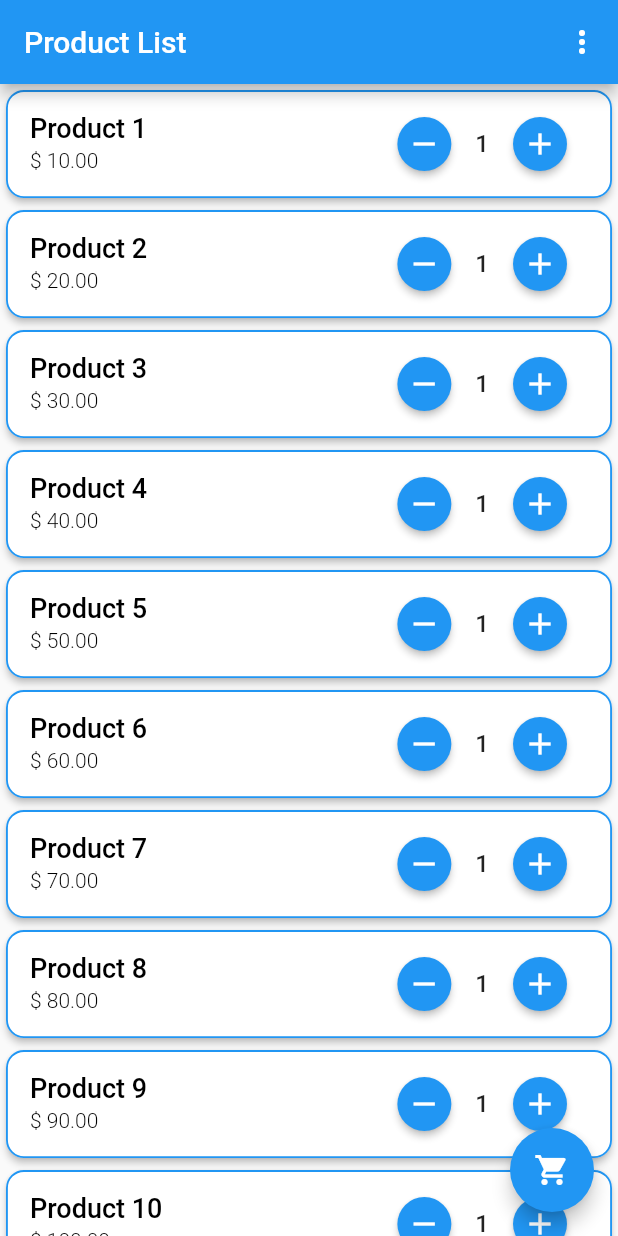
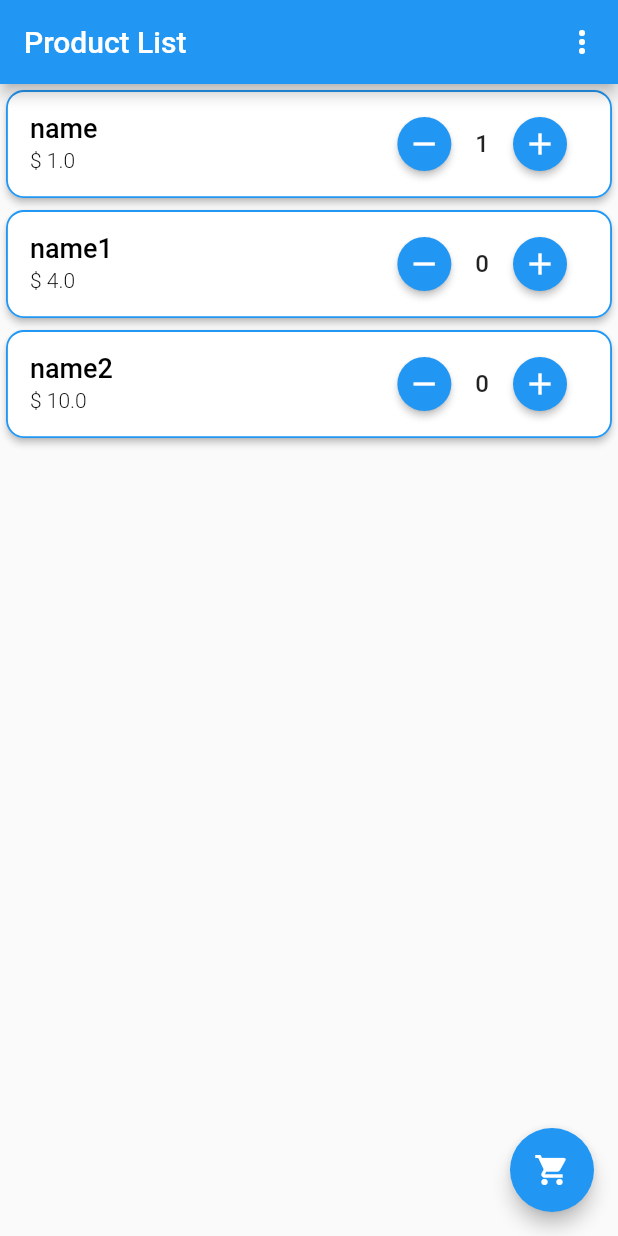
Before and after one commit to nbakh16/shopping_cart_flutter, a Flutter app: the screen it shows after launch, after a tap on the "add" icon, on a phone screen of 412 x 824 dp. Run offline on Flutter 3.47's test engine with Material 2 defaults, Android fonts, the phone set to English and light mode, and no system bars.

```diff
--- /dev/null
+++ b/lib/model/product_model.dart
@@ -0,0 +1,11 @@
+class Product{
+  String name;
+  double price;
+  int inCartCount;
+
+  Product({
+    required this.name,
+    required this.price,
+    this.inCartCount = 0
+  });
+}
--- a/lib/view/product_list_view.dart
+++ b/lib/view/product_list_view.dart
@@ -1,5 +1,7 @@
 import 'package:flutter/material.dart';
 import 'package:shopping_cart_flutter/view/cart_view.dart';
+
+import '../model/product_model.dart';
 
 class ProductListView extends StatefulWidget {
   const ProductListView({Key? key}) : super(key: key);
@@ -10,7 +12,11 @@ class ProductListView extends StatefulWidget {
 
 class _ProductListViewState extends State<ProductListView> {
 
-  int counter = 0;
+  List<Product> product = [
+    Product(name: 'name', price: 1.0),
+    Product(name: 'name1', price: 4.0),
+    Product(name: 'name2', price: 10.0),
+  ];
 
   @override
   Widget build(BuildContext context) {
@@ -26,7 +32,7 @@ class _ProductListViewState extends State<ProductListView> {
       ),
       body: ListView.builder(
         physics: const BouncingScrollPhysics(),
-        itemCount: 16,
+        itemCount: product.length,
         itemBuilder: (context, index) {
           return Card(
             shape: RoundedRectangleBorder(
@@ -38,14 +44,14 @@ class _ProductListViewState extends State<ProductListView> {
             ),
             elevation: 2,
             child: ListTile(
-              title: Text('Product ${index+1}',
+              title: Text(product[index].name.toString(),
                 style: TextStyle(
                   fontSize: 18,
                   fontWeight: FontWeight.w500,
                   color: Colors.black
                 ),
               ),
-              subtitle: Text('\$ ${((index+1)*10).toStringAsFixed(2)}',
+              subtitle: Text('\$ ${product[index].price}',
                 style: TextStyle(
                   fontSize: 14,
                   fontWeight: FontWeight.w300,
@@ -62,8 +68,8 @@ class _ProductListViewState extends State<ProductListView> {
                         backgroundColor: Colors.redAccent,
                       );
                       setState(() {
-                        counter > 0
-                                ? counter--
+                        product[index].inCartCount > 0
+                                ? product[index].inCartCount--
                                 : ScaffoldMessenger.of(context)
                                     .showSnackBar(snackBar);
                           });
@@ -75,7 +81,7 @@ class _ProductListViewState extends State<ProductListView> {
                   ),
                   Padding(
                     padding: const EdgeInsets.symmetric(horizontal: 2),
-                    child: Text(counter.toString(),
+                    child: Text(product[index].inCartCount.toString(),
                       style: TextStyle(
                         fontSize: 16,
                         fontWeight: FontWeight.w500
@@ -85,7 +91,7 @@ class _ProductListViewState extends State<ProductListView> {
                   ElevatedButton(
                     onPressed: (){
                       setState(() {
-                        counter++;
+                        product[index].inCartCount++;
                       });
                     },
                     child: Icon(Icons.add),
@@ -101,9 +107,14 @@ class _ProductListViewState extends State<ProductListView> {
       ),
       floatingActionButton: FloatingActionButton(
         onPressed: (){
+          int totalProductInCart = 0;
+          for (var i=0; i<product.length; i++){
+            totalProductInCart += product[i].inCartCount;
+          }
+
           Navigator.push(
             context,
-            MaterialPageRoute(builder: (context) => CartView(counter,)),
+            MaterialPageRoute(builder: (context) => CartView(totalProductInCart)),
           );
         },
         child: Icon(Icons.shopping_cart),
```
